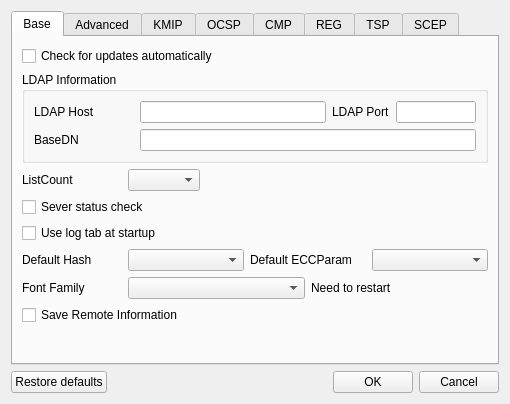
Old version of the form CertMan/settings_dlg.ui in the repository jykim74/CertMan.
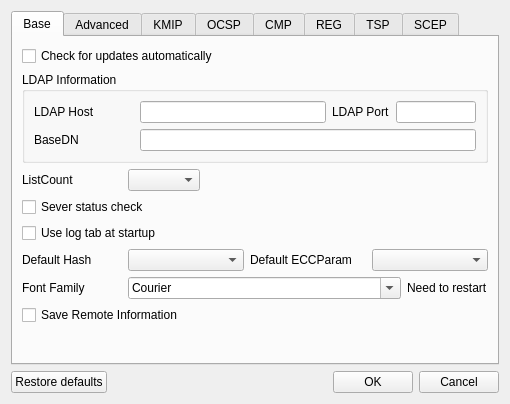
New version of the form.

Commit message: 폰트 설정 Design 콤보 박스 변경

The edit to the form file:
```diff
--- a/CertMan/settings_dlg.ui
+++ b/CertMan/settings_dlg.ui
@@ -201,9 +201,6 @@
          <property name="topMargin">
           <number>0</number>
          </property>
-         <item row="0" column="1">
-          <widget class="QComboBox" name="mFontFamilyCombo"/>
-         </item>
          <item row="0" column="0">
           <widget class="QLabel" name="label_30">
            <property name="minimumSize">
@@ -230,6 +227,19 @@
            </property>
           </widget>
          </item>
+         <item row="0" column="1">
+          <widget class="QFontComboBox" name="mFontFamilyCombo">
+           <property name="sizePolicy">
+            <sizepolicy hsizetype="Expanding" vsizetype="Fixed">
+             <horstretch>0</horstretch>
+             <verstretch>0</verstretch>
+            </sizepolicy>
+           </property>
+           <property name="fontFilters">
+            <set>QFontComboBox::MonospacedFonts</set>
+           </property>
+          </widget>
+         </item>
         </layout>
        </item>
        <item>
```
Left out of the diff: 1 changed line with no effect on the pictures. The commit also changes 1 other file.
